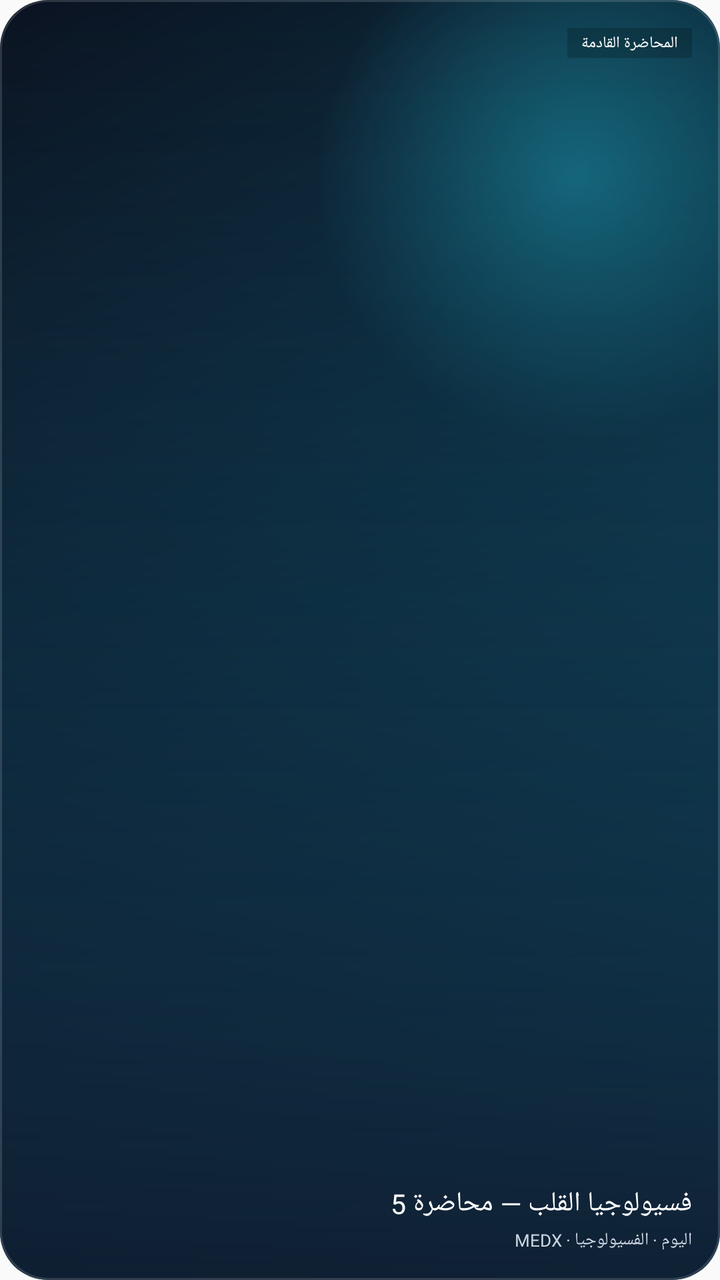
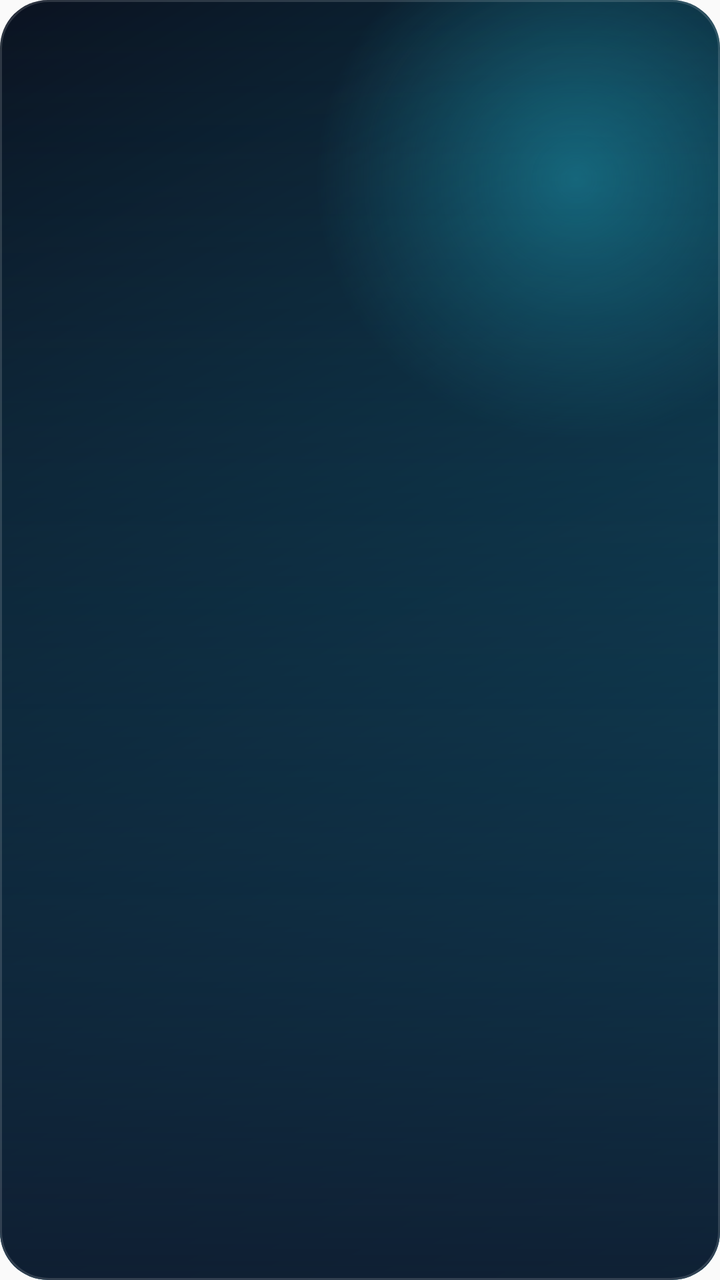

An Android layout rendered at two revisions. The XML below is the earlier revision; the diff shows what the commit changed to produce the second picture.
<!-- AndroidManifest.xml: application theme AppTheme -->
<!-- res/layout/widget_lectures_preview.xml -->
<?xml version="1.0" encoding="utf-8"?>
<FrameLayout xmlns:android="http://schemas.android.com/apk/res/android"
    android:layout_width="match_parent"
    android:layout_height="match_parent"
    android:layoutDirection="rtl"
    android:background="@drawable/widget_bg_lecture">

    <TextView
        android:layout_width="wrap_content"
        android:layout_height="wrap_content"
        android:layout_gravity="top|start"
        android:layout_marginStart="14dp"
        android:layout_marginTop="14dp"
        android:background="#33000000"
        android:fontFamily="@font/tajawal_bold"
        android:paddingStart="7dp"
        android:paddingTop="2dp"
        android:paddingEnd="7dp"
        android:paddingBottom="2dp"
        android:text="@string/widget_lectures_label"
        android:textColor="#FFFFFFFF"
        android:textSize="8sp" />

    <LinearLayout
        android:layout_width="match_parent"
        android:layout_height="wrap_content"
        android:layout_gravity="bottom"
        android:orientation="vertical"
        android:padding="14dp">

        <TextView
            android:layout_width="match_parent"
            android:layout_height="wrap_content"
            android:fontFamily="@font/tajawal_bold"
            android:maxLines="2"
            android:text="@string/widget_lectures_preview_title"
            android:textColor="#FFFFFFFF"
            android:textSize="13.5sp" />

        <TextView
            android:layout_width="match_parent"
            android:layout_height="wrap_content"
            android:layout_marginTop="3dp"
            android:fontFamily="@font/tajawal_regular"
            android:maxLines="1"
            android:text="@string/widget_lectures_preview_meta"
            android:textColor="#FFCBD5E1"
            android:textSize="8.5sp" />
    </LinearLayout>
</FrameLayout>
<!-- resources referenced by this layout -->
<resources>
  <!-- drawable widget_bg_lecture (drawable) -->
  <?xml version="1.0" encoding="utf-8"?>
  <layer-list xmlns:android="http://schemas.android.com/apk/res/android">
      <item>
          <shape android:shape="rectangle">
              <gradient
                  android:angle="315"
                  android:endColor="#FF0E7490"
                  android:startColor="#FF0B1220"
                  android:type="linear" />
              <corners android:radius="24dp" />
          </shape>
      </item>
      <item>
          <shape android:shape="rectangle">
              <gradient
                  android:centerColor="#3322D3EE"
                  android:centerX="0.8"
                  android:centerY="0.14"
                  android:endColor="#000B1220"
                  android:gradientRadius="130dp"
                  android:startColor="#6622D3EE"
                  android:type="radial" />
              <corners android:radius="24dp" />
          </shape>
      </item>
      <item>
          <shape android:shape="rectangle">
              <gradient
                  android:angle="270"
                  android:endColor="#E60F172A"
                  android:startColor="#000F172A"
                  android:type="linear" />
              <corners android:radius="24dp" />
          </shape>
      </item>
      <item>
          <shape android:shape="rectangle">
              <solid android:color="#00000000" />
              <corners android:radius="24dp" />
              <stroke
                  android:width="1dp"
                  android:color="#24FFFFFF" />
          </shape>
      </item>
  </layer-list>
  <string name="widget_lectures_label">المحاضرة القادمة</string>
  <string name="widget_lectures_preview_meta">اليوم · الفسيولوجيا · MEDX</string>
  <string name="widget_lectures_preview_title">فسيولوجيا القلب — محاضرة 5</string>
  <style name="AppTheme" parent="Theme.AppCompat.Light.DarkActionBar">
          
          <item name="colorPrimary">@color/colorPrimary</item>
          <item name="colorPrimaryDark">@color/colorPrimaryDark</item>
          <item name="colorAccent">@color/colorAccent</item>
      </style>
</resources>

<!-- the commit's change to res/layout/widget_lectures_preview.xml (unified diff, before → after) -->
@@ -3,48 +3,4 @@
     android:layout_width="match_parent"
     android:layout_height="match_parent"
     android:layoutDirection="rtl"
-    android:background="@drawable/widget_bg_lecture">
-
-    <TextView
-        android:layout_width="wrap_content"
-        android:layout_height="wrap_content"
-        android:layout_gravity="top|start"
-        android:layout_marginStart="14dp"
-        android:layout_marginTop="14dp"
-        android:background="#33000000"
-        android:fontFamily="@font/tajawal_bold"
-        android:paddingStart="7dp"
-        android:paddingTop="2dp"
-        android:paddingEnd="7dp"
-        android:paddingBottom="2dp"
-        android:text="@string/widget_lectures_label"
-        android:textColor="#FFFFFFFF"
-        android:textSize="8sp" />
-
-    <LinearLayout
-        android:layout_width="match_parent"
-        android:layout_height="wrap_content"
-        android:layout_gravity="bottom"
-        android:orientation="vertical"
-        android:padding="14dp">
-
-        <TextView
-            android:layout_width="match_parent"
-            android:layout_height="wrap_content"
-            android:fontFamily="@font/tajawal_bold"
-            android:maxLines="2"
-            android:text="@string/widget_lectures_preview_title"
-            android:textColor="#FFFFFFFF"
-            android:textSize="13.5sp" />
-
-        <TextView
-            android:layout_width="match_parent"
-            android:layout_height="wrap_content"
-            android:layout_marginTop="3dp"
-            android:fontFamily="@font/tajawal_regular"
-            android:maxLines="1"
-            android:text="@string/widget_lectures_preview_meta"
-            android:textColor="#FFCBD5E1"
-            android:textSize="8.5sp" />
-    </LinearLayout>
-</FrameLayout>
+    android:background="@drawable/widget_bg_lecture" />
<!-- resource entries referenced after the edit -->
@@ -46,9 +46,6 @@
           </shape>
       </item>
   </layer-list>
-  <string name="widget_lectures_label">المحاضرة القادمة</string>
-  <string name="widget_lectures_preview_meta">اليوم · الفسيولوجيا · MEDX</string>
-  <string name="widget_lectures_preview_title">فسيولوجيا القلب — محاضرة 5</string>
   <style name="AppTheme" parent="Theme.AppCompat.Light.DarkActionBar">
           
           <item name="colorPrimary">@color/colorPrimary</item>
